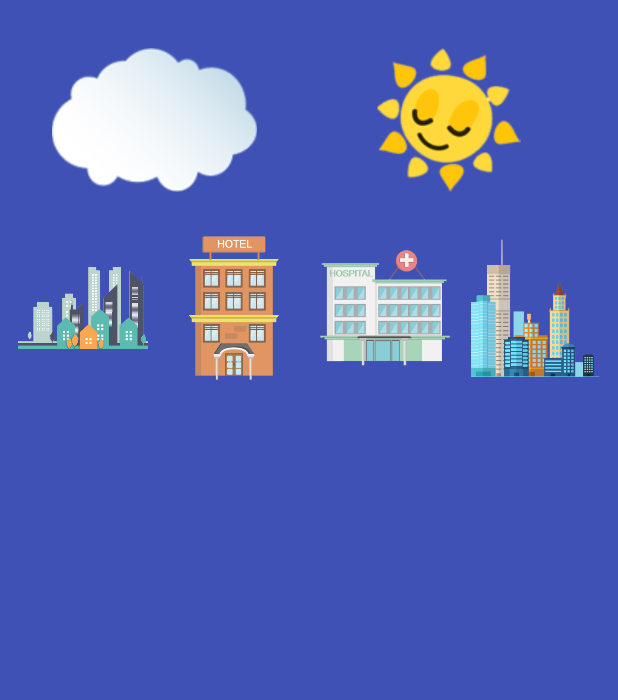
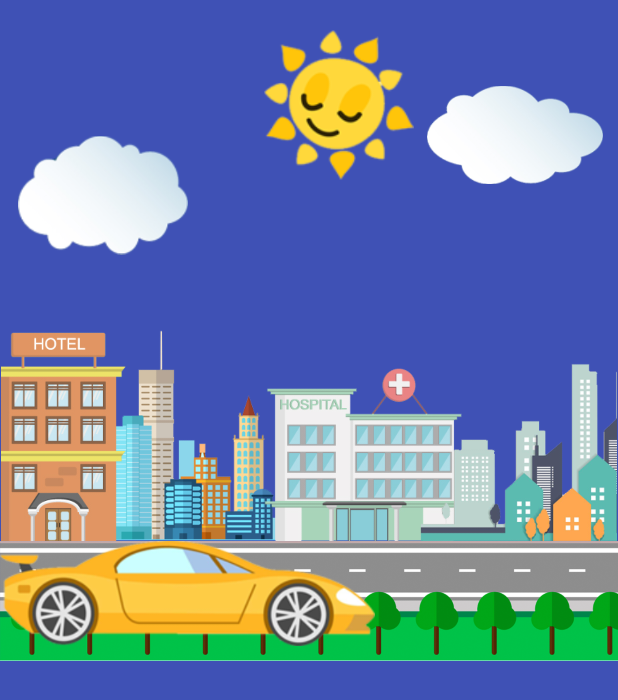
Before and after one commit to vinaynm/NammaKarnatakaTraffic, an Android app: the screen it shows after launch (SplashScreen), on a phone screen of 412 x 824 dp. Shown: the top 700 px of the screen. Run offline under Robolectric (Android 15) with nearby library versions, the phone set to English and light mode, and no system bars; Roboto replaces fonts that are not available here; 1 statement that could not run was skipped.

Commit message:
Splash layout

```diff
--- a/app/src/main/res/layout/activity_splash.xml
+++ b/app/src/main/res/layout/activity_splash.xml
@@ -18,12 +18,7 @@
             android:layout_height="wrap_content"
             android:layout_marginLeft="10dp"
             android:layout_marginRight="10dp"
-            android:layout_marginBottom="15dp"
-            android:layout_marginTop="10dp"
-            android:orientation="horizontal"
-
-
-            >
+            android:orientation="horizontal">
             <ImageView
                 android:layout_weight="1"
                 android:layout_width="100dp"
@@ -31,73 +26,68 @@
                 android:id="@+id/cloud"
                 android:padding="2dp"
                 android:layout_marginRight="10dp"
+                android:layout_marginTop="60dp"
                 android:textAlignment="center"
                 android:src="@drawable/splash_cloud2"
-                />
+                android:adjustViewBounds="true" />
             <ImageView
                 android:layout_weight="1"
                 android:layout_width="100dp"
                 android:layout_height="100dp"
                 android:id="@+id/sun"
-                android:padding="2dp"
-                android:layout_marginRight="10dp"
                 android:textAlignment="center"
+                android:layout_marginLeft="30dp"
                 android:src="@drawable/splash_sun"
-                />
+                android:adjustViewBounds="true" />
+            <ImageView
+                android:layout_weight="1"
+                android:layout_width="100dp"
+                android:layout_height="100dp"
+                android:id="@+id/cloud2"
+                android:textAlignment="center"
+                android:src="@drawable/splash_cloud1"
+                android:layout_marginTop="20dp"
+                android:adjustViewBounds="true"
+                android:cropToPadding="false" />
 
         </LinearLayout>
         <LinearLayout
             android:layout_width="match_parent"
             android:layout_height="wrap_content"
-            android:layout_marginLeft="10dp"
-            android:layout_marginRight="10dp"
-            android:layout_marginBottom="15dp"
-            android:layout_marginTop="10dp"
+            android:layout_marginTop="40dp"
             android:orientation="horizontal"
-
-
             >
             <ImageView
                 android:layout_weight="1"
-                android:layout_width="100dp"
-                android:layout_height="100dp"
-                android:id="@+id/imagev1"
-                android:padding="2dp"
-                android:layout_marginRight="10dp"
+                android:layout_width="wrap_content"
+                android:layout_height="wrap_content"
+                android:id="@+id/hotel"
                 android:textAlignment="center"
-                android:src="@drawable/splash_building1"
-                />
+                android:src="@drawable/splash_building"
+                android:adjustViewBounds="true" />
+
+        </LinearLayout>
+        <FrameLayout
+            android:layout_width="match_parent"
+            android:layout_height="wrap_content">
             <ImageView
                 android:layout_weight="1"
-                android:layout_width="100dp"
-                android:layout_height="100dp"
-                android:id="@+id/imagev2"
-                android:padding="2dp"
-                android:layout_marginRight="10dp"
+                android:layout_width="wrap_content"
+                android:layout_height="wrap_content"
+                android:id="@+id/road"
                 android:textAlignment="center"
-                android:src="@drawable/splash__building2"
-                />
+                android:src="@drawable/splash_road"
+                android:adjustViewBounds="true" />
             <ImageView
-                android:layout_weight="1"
-                android:layout_width="100dp"
-                android:layout_height="100dp"
-                android:id="@+id/imagev3"
-                android:padding="2dp"
-                android:layout_marginRight="10dp"
-                android:textAlignment="center"
-                android:src="@drawable/splash_building3"
-                />
-
-
-            <ImageView
-                android:id="@+id/imagev4"
-                android:layout_weight="1"
-                android:padding="2dp"
-                android:layout_width="100dp"
-                android:layout_height="100dp"
-                android:textAlignment="center"
-                android:src="@drawable/splash_building4"
-                />
-        </LinearLayout>
+                android:id="@+id/car"
+                android:layout_alignTop="@id/road"
+                android:layout_alignBottom="@id/road"
+                android:layout_alignLeft="@id/road"
+                android:layout_alignRight="@id/road"
+                android:src="@drawable/splash_car"
+                android:scaleType="fitXY"
+                android:layout_width="250dp"
+                android:layout_height="70dp" />
+        </FrameLayout>
         </LinearLayout>
 </RelativeLayout>
```
Also changed, not shown: app/src/main/res/drawable/splash__building2.png (deleted), app/src/main/res/drawable/splash_building.png (added), app/src/main/res/drawable/splash_building1.png (deleted), app/src/main/res/drawable/splash_building3.png (deleted), app/src/main/res/drawable/splash_building4.png (deleted).
